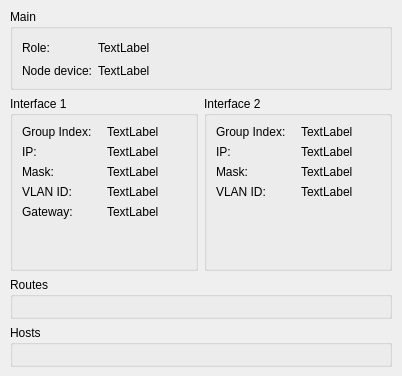
ekushko/qt-vxlan-mtd-old, file src/VMTD/VMTD/engine/VMTDParticipantForm.ui: the form before one commit.
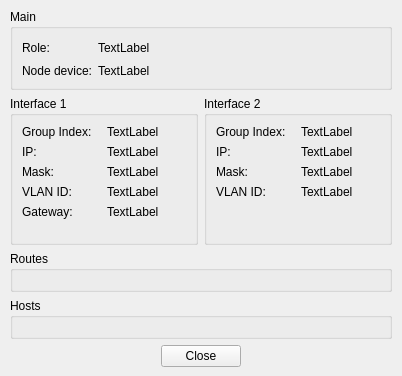
The form after the commit. Icons and pictures are not drawn.

```diff
--- a/src/VMTD/VMTD/engine/VMTDParticipantForm.ui
+++ b/src/VMTD/VMTD/engine/VMTDParticipantForm.ui
@@ -407,6 +407,46 @@
           </layout>
          </widget>
         </item>
+        <item>
+         <layout class="QHBoxLayout" name="hl_2">
+          <property name="topMargin">
+           <number>0</number>
+          </property>
+          <item>
+           <spacer name="_20">
+            <property name="orientation">
+             <enum>Qt::Horizontal</enum>
+            </property>
+            <property name="sizeHint" stdset="0">
+             <size>
+              <width>40</width>
+              <height>20</height>
+             </size>
+            </property>
+           </spacer>
+          </item>
+          <item>
+           <widget class="QPushButton" name="pbClose">
+            <property name="text">
+             <string>Close</string>
+            </property>
+           </widget>
+          </item>
+          <item>
+           <spacer name="_21">
+            <property name="orientation">
+             <enum>Qt::Horizontal</enum>
+            </property>
+            <property name="sizeHint" stdset="0">
+             <size>
+              <width>40</width>
+              <height>20</height>
+             </size>
+            </property>
+           </spacer>
+          </item>
+         </layout>
+        </item>
        </layout>
       </widget>
      </item>
```
